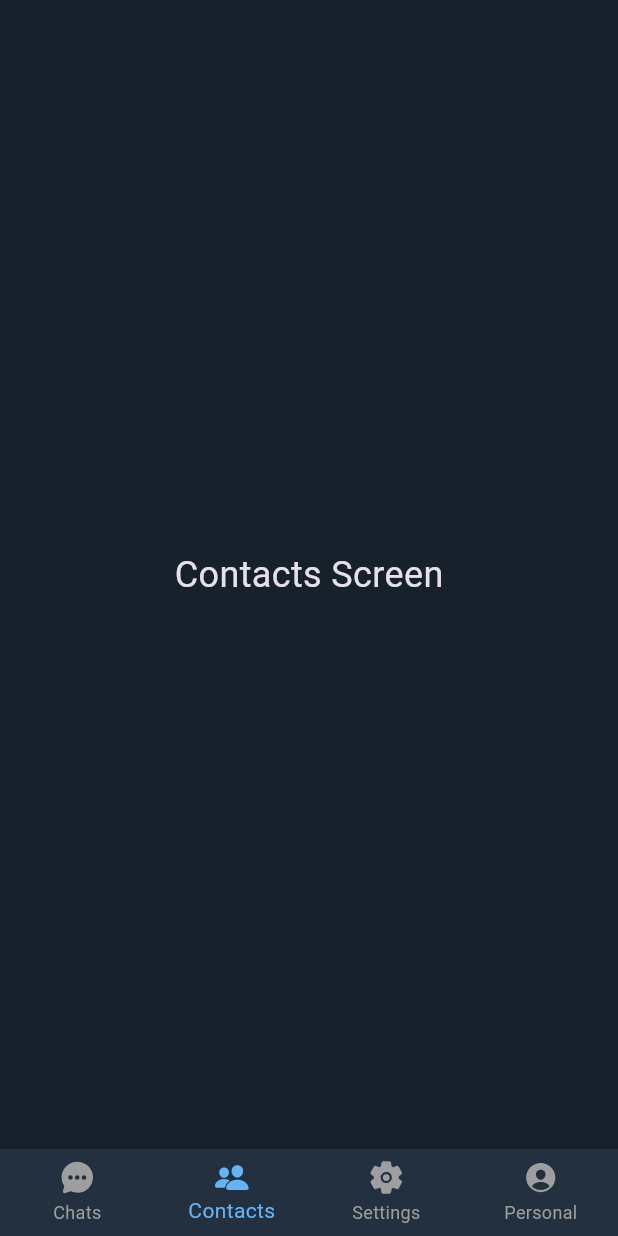
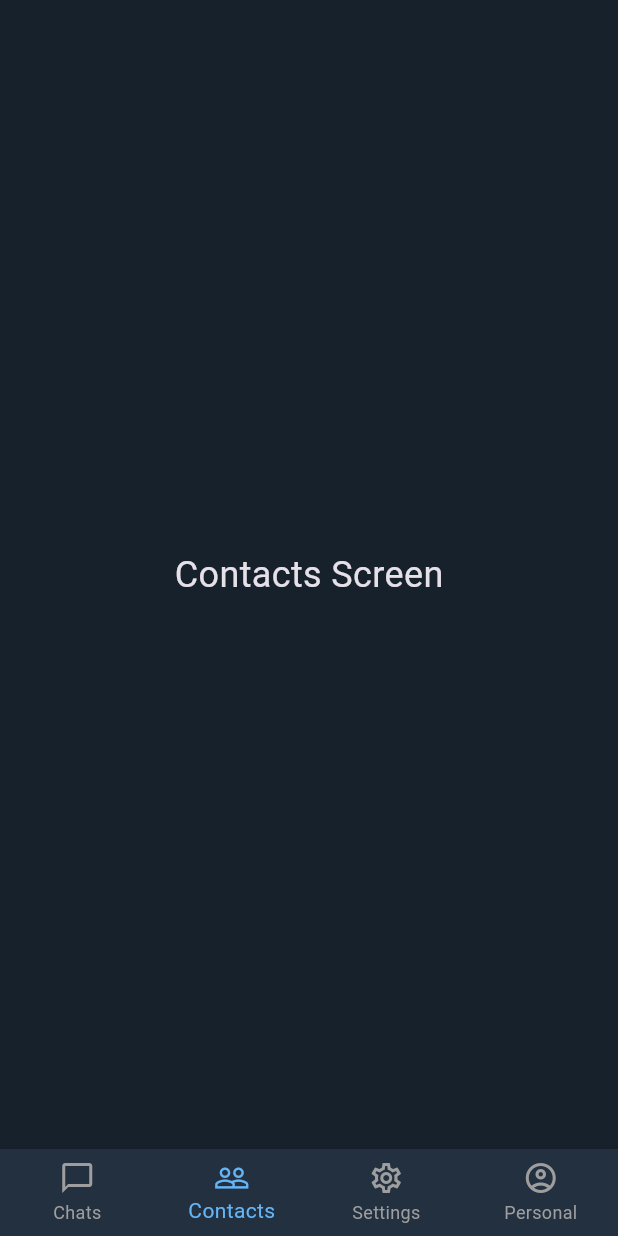
Before and after one commit to qatar05896-maker/Repo_APP, a Flutter app: the screen it shows after launch, item 2 of the bottom bar chosen, on a phone screen of 412 x 824 dp. Run offline on Flutter 3.47's test engine with Material 3 defaults, Android fonts, the light colour scheme and no system bars.

Commit message:
Update main.dart

```diff
--- a/lib/main.dart
+++ b/lib/main.dart
@@ -1,5 +1,4 @@
 import 'package:flutter/material.dart';
-import 'package:ionicons/ionicons.dart'; // مكتبة الأيقونات اللي أضفناها
 
 void main() {
   runApp(const TelegramCloneApp());
@@ -13,16 +12,15 @@ class TelegramCloneApp extends StatelessWidget {
     return MaterialApp(
       title: 'Telegram 2026',
       debugShowCheckedModeBanner: false,
-      // 1. تفعيل الوضع الغامق (Dark Mode) زي الصور
       theme: ThemeData.dark().copyWith(
-        scaffoldBackgroundColor: const Color(0xFF17212B), // لون خلفية تيليجرام الأصلي
+        scaffoldBackgroundColor: const Color(0xFF17212B),
         appBarTheme: const AppBarTheme(
-          backgroundColor: Color(0xFF233040), // لون شريط تيليجرام العلوي
+          backgroundColor: Color(0xFF233040),
           elevation: 0,
         ),
         bottomNavigationBarTheme: const BottomNavigationBarThemeData(
           backgroundColor: Color(0xFF233040),
-          selectedItemColor: Color(0xFF64B5F6), // لون أزرق تيليجرام عند الاختيار
+          selectedItemColor: Color(0xFF64B5F6),
           unselectedItemColor: Colors.grey,
         ),
       ),
@@ -39,11 +37,10 @@ class MainScreen extends StatefulWidget {
 }
 
 class _MainScreenState extends State<MainScreen> {
-  int _selectedIndex = 0; // للتحكم في التبويب الحالي
+  int _selectedIndex = 0;
 
-  // 2. محتويات التبويبات السفليّة (عينة تجريبية)
   final List<Widget> _screens = [
-    const ChatListScreen(), // شاشة المحادثات الرئيسية
+    const ChatListScreen(),
     const Center(child: Text("Contacts Screen", style: TextStyle(fontSize: 24))),
     const Center(child: Text("Settings Screen", style: TextStyle(fontSize: 24))),
     const Center(child: Text("Personal Screen", style: TextStyle(fontSize: 24))),
@@ -52,7 +49,6 @@ class _MainScreenState extends State<MainScreen> {
   @override
   Widget build(BuildContext context) {
     return Scaffold(
-      // 3. تركيب الشريط السفلي (Bottom Navigation) زي الصورة 2
       bottomNavigationBar: BottomNavigationBar(
         currentIndex: _selectedIndex,
         onTap: (index) {
@@ -60,26 +56,24 @@ class _MainScreenState extends State<MainScreen> {
             _selectedIndex = index;
           });
         },
-        type: BottomNavigationBarType.fixed, // عشان يظهر النص والأيقونة
+        type: BottomNavigationBarType.fixed,
         items: const [
-          BottomNavigationBarItem(icon: Icon(Ionicons.chatbubble_ellipses), label: 'Chats'),
-          BottomNavigationBarItem(icon: Icon(Ionicons.people), label: 'Contacts'),
-          BottomNavigationBarItem(icon: Icon(Ionicons.settings), label: 'Settings'),
-          BottomNavigationBarItem(icon: Icon(Ionicons.person_circle), label: 'Personal'),
+          BottomNavigationBarItem(icon: Icon(Icons.chat_bubble_outline), label: 'Chats'),
+          BottomNavigationBarItem(icon: Icon(Icons.people_outline), label: 'Contacts'),
+          BottomNavigationBarItem(icon: Icon(Icons.settings_outlined), label: 'Settings'),
+          BottomNavigationBarItem(icon: Icon(Icons.account_circle_outlined), label: 'Personal'),
         ],
       ),
       body: _screens[_selectedIndex],
-        );
+    );
   }
 }
 
-// شاشة قائمة الدردشات (تصميم يحاكي الصورة 2)
 class ChatListScreen extends StatelessWidget {
   const ChatListScreen({super.key});
 
   @override
   Widget build(BuildContext context) {
-    // بيانات وهمية للعرض فقط
     final List<Map<String, String>> dummyChats = [
       {"name": "Telegram", "msg": "Hello! Welcome to...", "time": "2:04 PM", "unread": "155"},
       {"name": "Ehab TV", "msg": "هذا قبل التحديث", "time": "2:01 PM", "unread": "4"},
@@ -98,7 +92,6 @@ class ChatListScreen extends StatelessWidget {
           SizedBox(width: 10),
         ],
       ),
-      // 4. بناء القائمة الرئيسية (ListView) زي الصورة 2
       body: ListView.separated(
         itemCount: dummyChats.length,
         separatorBuilder: (context, index) => const Divider(color: Color(0xFF2B394A), height: 1),
@@ -132,17 +125,15 @@ class ChatListScreen extends StatelessWidget {
               ],
             ),
             onTap: () {
-              // هنا هنفتح شاشة الشات اللي جوه بعدين
               ScaffoldMessenger.of(context).showSnackBar(SnackBar(content: Text("Opening chat with ${chat['name']}...")));
             },
           );
         },
       ),
-      // 5. زر الإرسال الطائر الأزرق زي الصورة 2
       floatingActionButton: FloatingActionButton(
         onPressed: () {},
         backgroundColor: const Color(0xFF4FA9F3),
-        child: const Icon(Icons.add_comment, color: Colors.white),
+        child: const Icon(Icons.edit, color: Colors.white),
       ),
     );
   }
```
